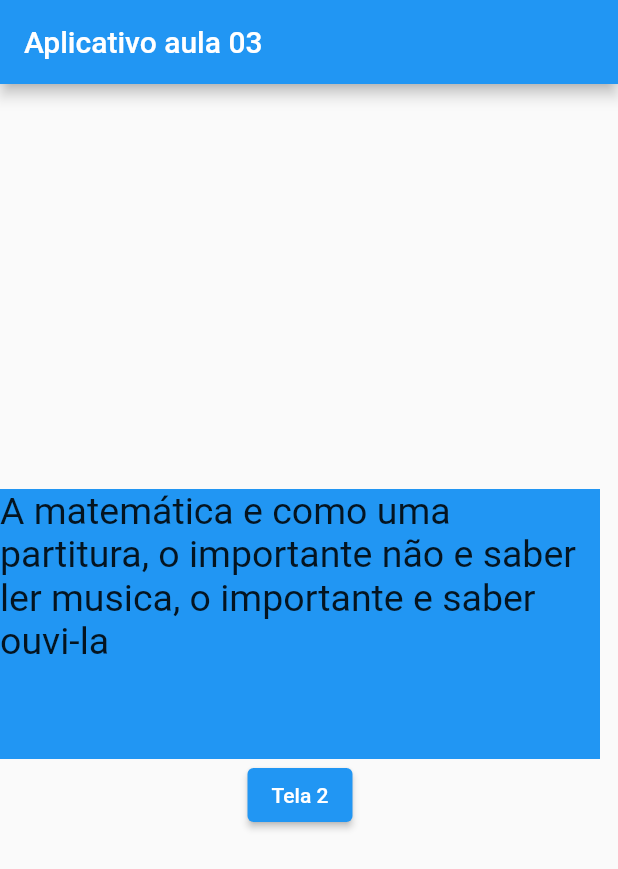
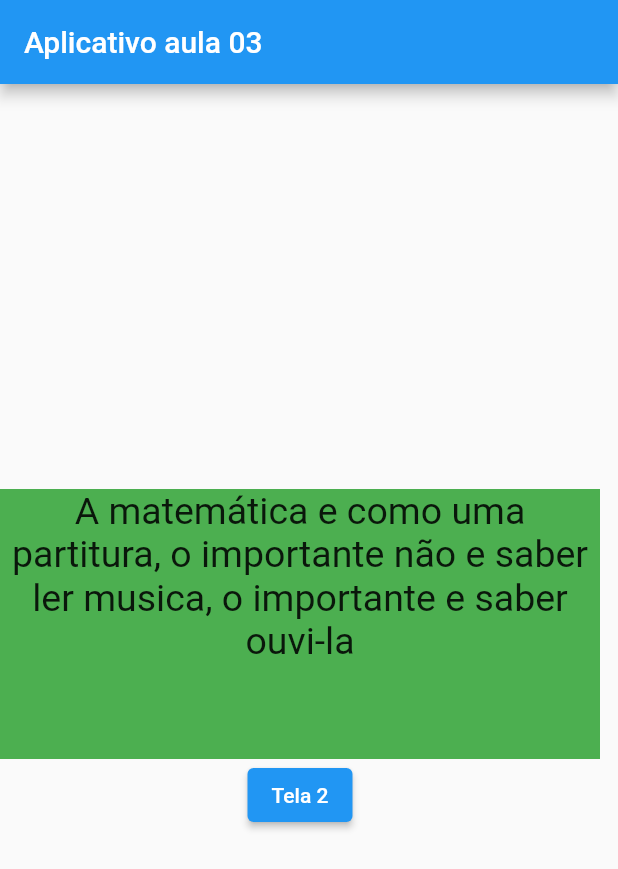
Before and after one commit to YuriHenriqueRezende/Mobile, a Flutter app: the screen it shows after launch, on a phone screen of 412 x 824 dp. Shown: the top 869 px of the screen. Run offline on Flutter 3.47's test engine with Material 2 defaults, Android fonts, the phone set to English and light mode, and no system bars.

Commit message:
Update main.dart

```diff
--- a/empresa_sm_mobile/lib/main.dart
+++ b/empresa_sm_mobile/lib/main.dart
@@ -2,9 +2,7 @@
 import 'package:flutter/material.dart';
 
 void main() {
-  // runAPP função que constroi a tela do app
-  // MaterialAPP função do widget para Android
-  // home parâmetro inicial para chamar a tela
+
   runApp(MaterialApp(
     home: Telaprincipal()
 
@@ -15,29 +13,21 @@
   const Telaprincipal({super.key});
 
   @override
-  // Constroi a tela do aplicativo
   Widget build(BuildContext context) {
-    // Scaffold layout semipronto para criar o aplicativo
     return Scaffold(
-      // app bar é a barra do aplicativo
       appBar: AppBar(
        title: Text("Aplicativo aula 03"),
       ),
-      // body é o corpo do Scaffold
-      body: // Column coluna do aplicativo
+      body:
       Column(
-        // Children estabelece relação com os demais widgets com a coluna
-        mainAxisAlignment: MainAxisAlignment.center, // alinhamento principal do widget column
+        mainAxisAlignment: MainAxisAlignment.center,
         children: [
-          Container(color: Colors.blue,width: 400,height: 180,
-          child: Text("A matemática e como uma partitura, o importante não e saber ler musica, o importante e saber ouvi-la",style: TextStyle(fontSize:25 ),),),
-
+          Container(color: Colors.green,width: 400,height: 180,
+          child: Text("A matemática e como uma partitura, o importante não e saber ler musica, o importante e saber ouvi-la",style: TextStyle(fontSize:25 ),textAlign: TextAlign.center,),),
           ElevatedButton(onPressed: (){
             Navigator.push(context, MaterialPageRoute(builder: (context) => Telasecundaria(),));
-
           }, child: Text("Tela 2")),
         ],
-
       ),
     );
   }
```
